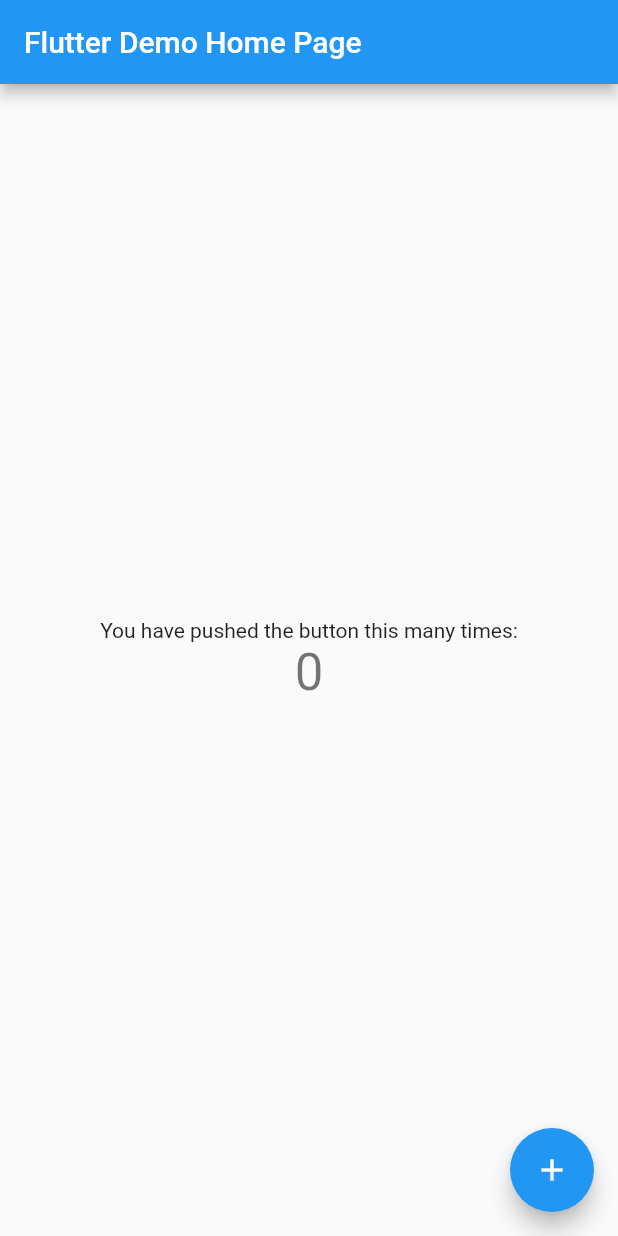
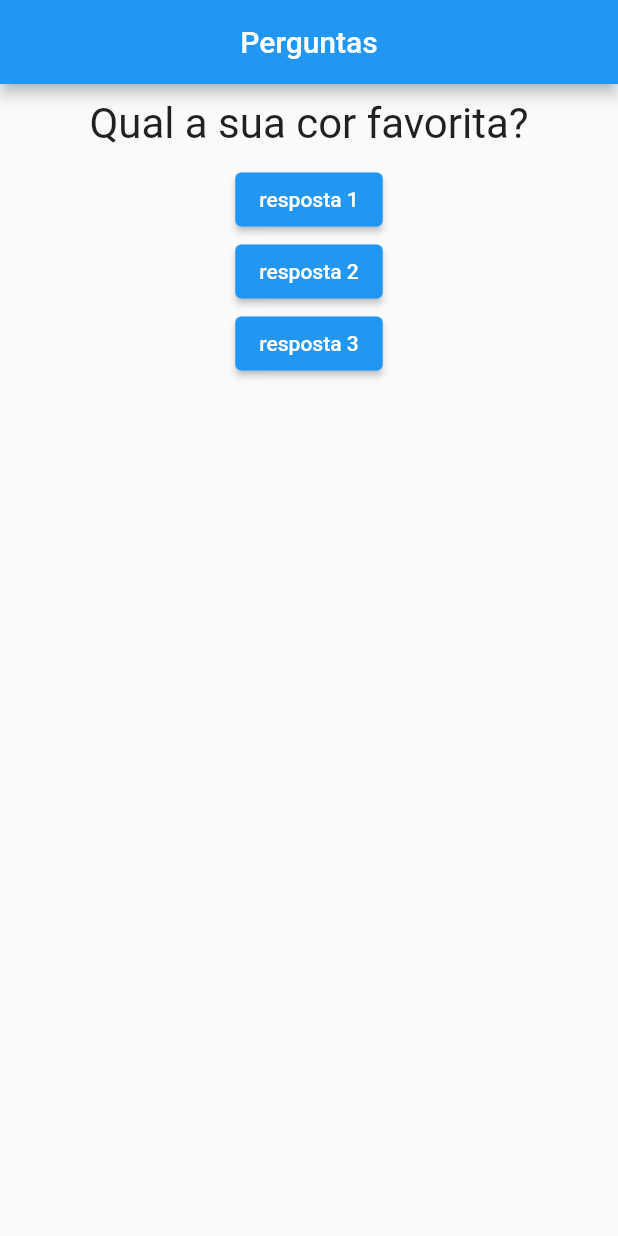
Before and after one commit to murillomtz/quiz-perguntas-flutter, a Flutter app: the screen it shows after launch, on a phone screen of 412 x 824 dp. Run offline on Flutter 3.47's test engine with Material 2 defaults, Android fonts, the phone set to English and light mode, and no system bars.

Commit message:
Criando componente resposta

```diff
--- a/lib/main.dart
+++ b/lib/main.dart
@@ -1,117 +1,51 @@
 import 'package:flutter/material.dart';
+import 'package:quiz_flutter/resposta.dart';
 
-void main() {
-  runApp(MyApp());
+import './questao.dart';
+
+main() {
+  runApp(new PerguntaApp());
 }
 
-class MyApp extends StatelessWidget {
-  // This widget is the root of your application.
+class _PerguntaAppState extends State<PerguntaApp> {
+  var perguntaSelecionada = 0;
+
+  void _responder() {
+    setState(() {
+      perguntaSelecionada++;
+    });
+    print('Perguta respondida');
+  }
+
   @override
   Widget build(BuildContext context) {
+    final perguntas = [
+      'Qual a sua cor favorita?',
+      'Qual é seu animal favorito?',
+    ];
+
     return MaterialApp(
-      title: 'Flutter Demo',
-      theme: ThemeData(
-        // This is the theme of your application.
-        //
-        // Try running your application with "flutter run". You'll see the
-        // application has a blue toolbar. Then, without quitting the app, try
-        // changing the primarySwatch below to Colors.green and then invoke
-        // "hot reload" (press "r" in the console where you ran "flutter run",
-        // or simply save your changes to "hot reload" in a Flutter IDE).
-        // Notice that the counter didn't reset back to zero; the application
-        // is not restarted.
-        primarySwatch: Colors.blue,
-        // This makes the visual density adapt to the platform that you run
-        // the app on. For desktop platforms, the controls will be smaller and
-        // closer together (more dense) than on mobile platforms.
-        visualDensity: VisualDensity.adaptivePlatformDensity,
+      home: Scaffold(
+        appBar: AppBar(
+          centerTitle: true,
+          title: Text("Perguntas"),
+        ),
+        body: Column(
+          children: [
+            Questao(perguntas[perguntaSelecionada]),
+            Resposta("resposta 1", _responder),
+            Resposta("resposta 2", _responder),
+            Resposta("resposta 3", _responder),
+          ],
+        ),
       ),
-      home: MyHomePage(title: 'Flutter Demo Home Page'),
     );
   }
 }
 
-class MyHomePage extends StatefulWidget {
-  MyHomePage({Key key, this.title}) : super(key: key);
-
-  // This widget is the home page of your application. It is stateful, meaning
-  // that it has a State object (defined below) that contains fields that affect
-  // how it looks.
-
-  // This class is the configuration for the state. It holds the values (in this
-  // case the title) provided by the parent (in this case the App widget) and
-  // used by the build method of the State. Fields in a Widget subclass are
-  // always marked "final".
-
-  final String title;
-
-  @override
-  _MyHomePageState createState() => _MyHomePageState();
-}
-
-class _MyHomePageState extends State<MyHomePage> {
-  int _counter = 0;
-
-  void _incrementCounter() {
-    setState(() {
-      // This call to setState tells the Flutter framework that something has
-      // changed in this State, which causes it to rerun the build method below
-      // so that the display can reflect the updated values. If we changed
-      // _counter without calling setState(), then the build method would not be
-      // called again, and so nothing would appear to happen.
-      _counter++;
-    });
-  }
-
-  @override
-  Widget build(BuildContext context) {
-    // This method is rerun every time setState is called, for instance as done
-    // by the _incrementCounter method above.
-    //
-    // The Flutter framework has been optimized to make rerunning build methods
-    // fast, so that you can just rebuild anything that needs updating rather
-    // than having to individually change instances of widgets.
-    return Scaffold(
-      appBar: AppBar(
-        // Here we take the value from the MyHomePage object that was created by
-        // the App.build method, and use it to set our appbar title.
-        title: Text(widget.title),
-      ),
-      body: Center(
-        // Center is a layout widget. It takes a single child and positions it
-        // in the middle of the parent.
-        child: Column(
-          // Column is also a layout widget. It takes a list of children and
-          // arranges them vertically. By default, it sizes itself to fit its
-          // children horizontally, and tries to be as tall as its parent.
-          //
-          // Invoke "debug painting" (press "p" in the console, choose the
-          // "Toggle Debug Paint" action from the Flutter Inspector in Android
-          // Studio, or the "Toggle Debug Paint" command in Visual Studio Code)
-          // to see the wireframe for each widget.
-          //
-          // Column has various properties to control how it sizes itself and
-          // how it positions its children. Here we use mainAxisAlignment to
-          // center the children vertically; the main axis here is the vertical
-          // axis because Columns are vertical (the cross axis would be
-          // horizontal).
-          mainAxisAlignment: MainAxisAlignment.center,
-          children: <Widget>[
-            Text(
-              'You have pushed the button this many times:',
-            ),
-            Text(
-              '$_counter',
-              style: Theme.of(context).textTheme.headline4,
-            ),
-          ],
-        ),
-      ),
-      floatingActionButton: FloatingActionButton(
-        onPressed: _incrementCounter,
-        tooltip: 'Increment',
-        child: Icon(Icons.add),
-      ), // This trailing comma makes auto-formatting nicer for build methods.
-    );
+@override
+class PerguntaApp extends StatefulWidget {
+  _PerguntaAppState createState() {
+    return _PerguntaAppState();
   }
 }
--- /dev/null
+++ b/lib/questao.dart
@@ -0,0 +1,21 @@
+import 'package:flutter/cupertino.dart';
+import 'package:flutter/material.dart';
+
+class Questao extends StatelessWidget {
+  final String texto;
+
+  Questao(this.texto);
+
+  @override
+  Widget build(BuildContext context) {
+    return Container(
+      width: double.infinity,
+      margin: EdgeInsets.all(10),
+      child: Text(
+        texto,
+        style: TextStyle(fontSize: 28),
+        textAlign: TextAlign.center,
+      ),
+    );
+  }
+}
--- /dev/null
+++ b/lib/resposta.dart
@@ -0,0 +1,16 @@
+import 'package:flutter/material.dart';
+
+class Resposta extends StatelessWidget {
+  String resposta;
+
+  Function fn;
+  Resposta(this.resposta, this.fn);
+
+  @override
+  Widget build(BuildContext context) {
+    return ElevatedButton(
+      child: Text("$resposta"),
+      onPressed: fn,
+    );
+  }
+}
```
Also changed, not shown: pubspec.lock, 2 other files.
